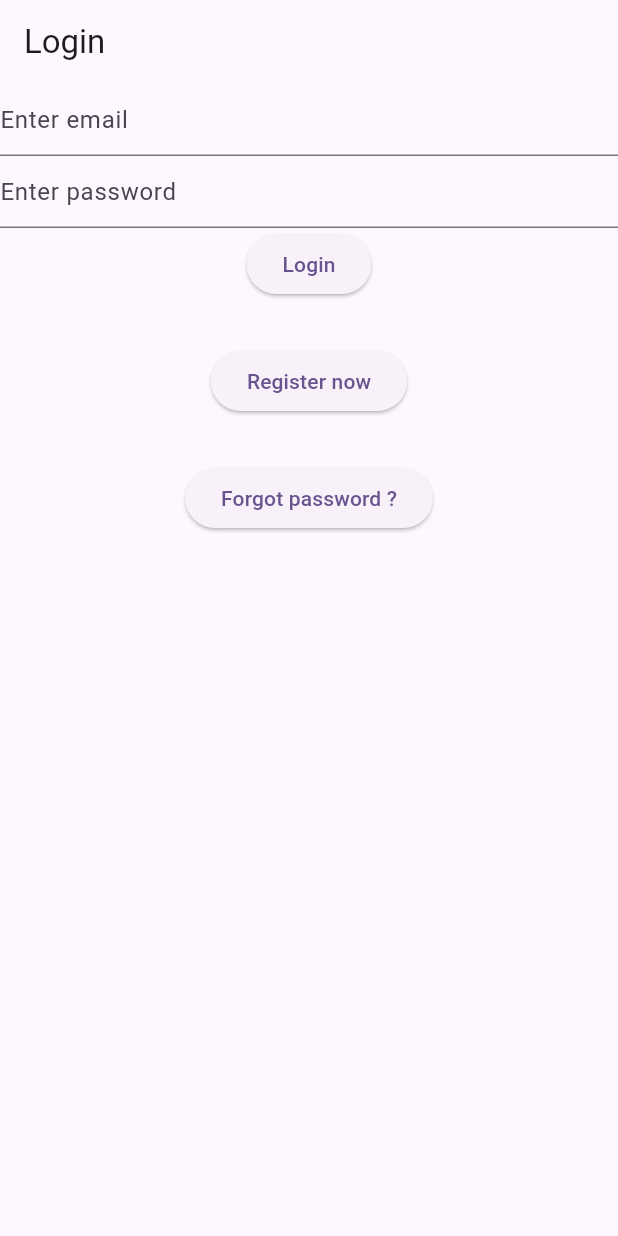
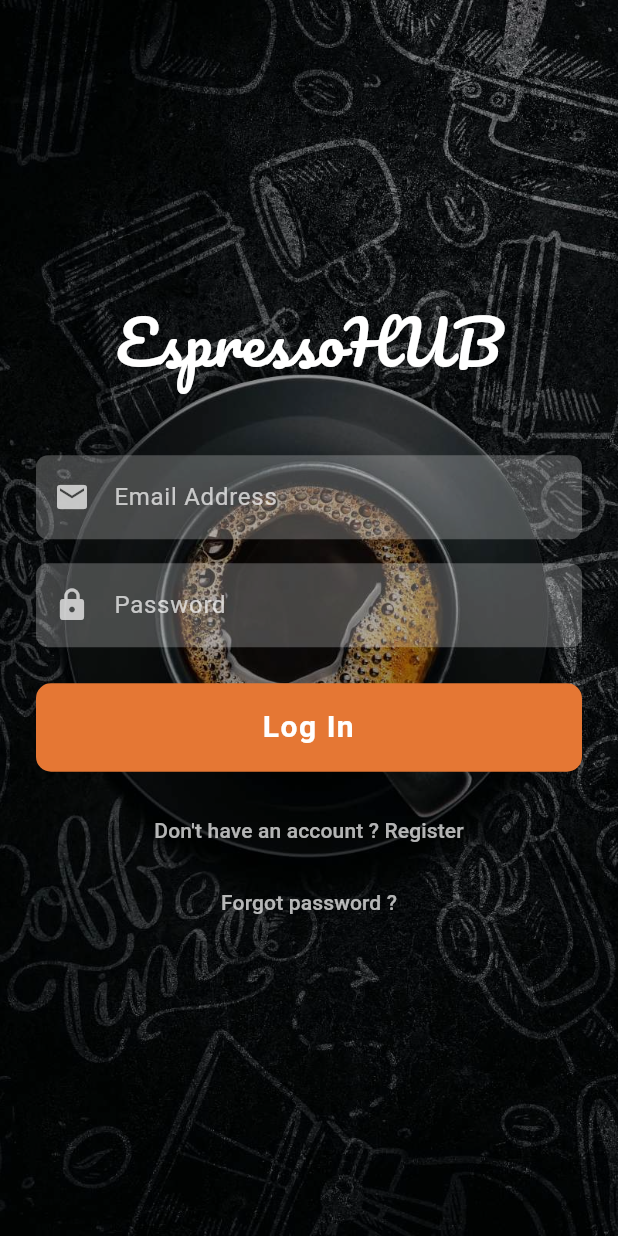
Before and after one commit to bawantha395/group93coffeeshop, a Flutter app: the screen it shows after launch, on a phone screen of 412 x 824 dp. Run offline on Flutter 3.47's test engine with Material 3 defaults, Android fonts, the phone set to English and light mode, and no system bars; our stand-ins replace firebase_auth, firebase_core, get, google_fonts; accounts and stored records are empty.

Commit message:
loginsignup

```diff
--- a/group_coffee/lib/homepage.dart
+++ b/group_coffee/lib/homepage.dart
@@ -1,5 +1,6 @@
 import 'package:firebase_auth/firebase_auth.dart';
 import 'package:flutter/material.dart';
+import 'package:group_coffee/login.dart';
 
 class Homepage extends StatefulWidget {
   const Homepage({super.key});
@@ -13,6 +14,11 @@ class _HomepageState extends State<Homepage> {
 
   signout() async {
     await FirebaseAuth.instance.signOut();
+     Navigator.pushReplacement(
+      context,
+      MaterialPageRoute(builder: (context) => Login()),
+    );
+    // Get.offAll(const Login());
   }
 
   @override
--- a/group_coffee/lib/login.dart
+++ b/group_coffee/lib/login.dart
@@ -1,7 +1,9 @@
+import 'package:flutter/material.dart';
+import 'package:google_fonts/google_fonts.dart';
 import 'package:firebase_auth/firebase_auth.dart';
-import 'package:flutter/material.dart';
 import 'package:get/get.dart';
 import 'package:group_coffee/forgot.dart';
+import 'package:group_coffee/homepage.dart';
 import 'package:group_coffee/signup.dart';
 
 class Login extends StatefulWidget {
@@ -24,6 +26,7 @@ class _LoginState extends State<Login> {
     try {
       await FirebaseAuth.instance.signInWithEmailAndPassword(
           email: email.text, password: password.text);
+          Get.off(const Homepage());
     } on FirebaseAuthException catch (e) {
       Get.snackbar("Error ", e.code);
     } catch (e) {
@@ -36,36 +39,102 @@ class _LoginState extends State<Login> {
 
   @override
   Widget build(BuildContext context) {
-    return isloading?Center(child: CircularProgressIndicator(),): Scaffold(
-      appBar: AppBar(
-        title: const Text("Login"),
+    return Scaffold(
+      body: isloading
+          ? const Center(child: CircularProgressIndicator())
+          : Container(
+              padding: const EdgeInsets.symmetric(horizontal: 24),
+              decoration: const BoxDecoration(
+                color: Colors.black,
+                image: DecorationImage(
+                  image: AssetImage("images/bg.png"),
+                  fit: BoxFit.cover,
+                  opacity: 0.6,
                 ),
-      body: Column(
+              ),
+              child: Column(
+                mainAxisAlignment: MainAxisAlignment.center,
+                crossAxisAlignment: CrossAxisAlignment.stretch,
                 children: [
+                  Text(
+                    "EspressoHUB",
+                    textAlign: TextAlign.center,
+                    style: GoogleFonts.pacifico(
+                      fontSize: 40,
+                      color: Colors.white,
+                    ),
+                  ),
+                  const SizedBox(height: 48),
                   TextField(
                     controller: email,
-            decoration: const InputDecoration(hintText: 'Enter email'),
+                    style: const TextStyle(color: Colors.white),
+                    decoration: InputDecoration(
+                      labelText: 'Email Address',
+                      labelStyle: TextStyle(color: Colors.white70),
+                      filled: true,
+                      fillColor: Colors.white24,
+                      border: OutlineInputBorder(
+                        borderRadius: BorderRadius.circular(8),
+                        borderSide: BorderSide.none,
                       ),
+                      prefixIcon: Icon(Icons.email, color: Colors.white70),
+                    ),
+                  ),
+                  const SizedBox(height: 16),
                   TextField(
                     controller: password,
-            decoration: const InputDecoration(hintText: 'Enter password'),
+                    style: const TextStyle(color: Colors.white),
+                    decoration: InputDecoration(
+                      labelText: 'Password',
+                      labelStyle: TextStyle(color: Colors.white70),
+                      filled: true,
+                      fillColor: Colors.white24,
+                      border: OutlineInputBorder(
+                        borderRadius: BorderRadius.circular(8),
+                        borderSide: BorderSide.none,
+                      ),
+                      prefixIcon: Icon(Icons.lock, color: Colors.white70),
+                    ),
                     obscureText: true,
                   ),
-          ElevatedButton(
-              onPressed: (() => signin()), child: const Text("Login")),
-          const SizedBox(
-            height: 30,
+                  const SizedBox(height: 24),
+                  Material(
+                    color: const Color(0xFFE57734),
+                    borderRadius: BorderRadius.circular(10),
+                    child: InkWell(
+                      onTap: signin,
+                      child: Container(
+                        padding: const EdgeInsets.symmetric(vertical: 15),
+                        child: const Text(
+                          "Log In",
+                          textAlign: TextAlign.center,
+                          style: TextStyle(
+                            color: Colors.white,
+                            fontSize: 20,
+                            fontWeight: FontWeight.bold,
+                            letterSpacing: 1,
                           ),
-          ElevatedButton(
-              onPressed: (() => Get.to(const Signup())),
-              child: const Text("Register now")),
-          const SizedBox(
-            height: 30,
                         ),
-          ElevatedButton(
-              onPressed: (() => Get.to(const Forgot())),
-              child: const Text("Forgot password ?"))
+                      ),
+                    ),
+                  ),
+                  const SizedBox(height: 15),
+                  TextButton(
+                    onPressed: () => Get.to(const Signup()),
+                    child: const Text(
+                      "Don't have an account ? Register",
+                      style: TextStyle(color: Colors.white70),
+                    ),
+                  ),
+                  TextButton(
+                    onPressed: () => Get.to(const Forgot()),
+                    child: const Text(
+                      "Forgot password ?",
+                      style: TextStyle(color: Colors.white70),
+                    ),
+                  ),
                 ],
+              ),
             ),
     );
   }
--- a/group_coffee/lib/main.dart
+++ b/group_coffee/lib/main.dart
@@ -54,7 +54,7 @@ class MyApp extends StatelessWidget {
       // home: WelcomeScreen(),
       // initialRoute: '/welcome',
       routes: {
-      '/welcome': (context) => WelcomeScreen(),
+      '/welcome': (context) => const WelcomeScreen(),
       '/signup': (context) => const Signup(),
       '/login': (context) => const Login(),
       '/home': (context) => const Homepage(),
--- a/group_coffee/lib/wrapper.dart
+++ b/group_coffee/lib/wrapper.dart
@@ -2,7 +2,6 @@ import 'package:firebase_auth/firebase_auth.dart';
 import 'package:flutter/material.dart';
 import 'package:group_coffee/homepage.dart';
 import 'package:group_coffee/login.dart';
- import 'package:group_coffee/screens/welcome_screen.dart';
 
 class Wrapper extends StatefulWidget {
   const Wrapper({super.key});
```
Also changed, not shown: group_coffee/lib/screens/welcome_screen.dart (+8 -7 lines), group_coffee/lib/signup.dart (+72 -8 lines). Lines whose indentation alone changed are shown as unchanged.
